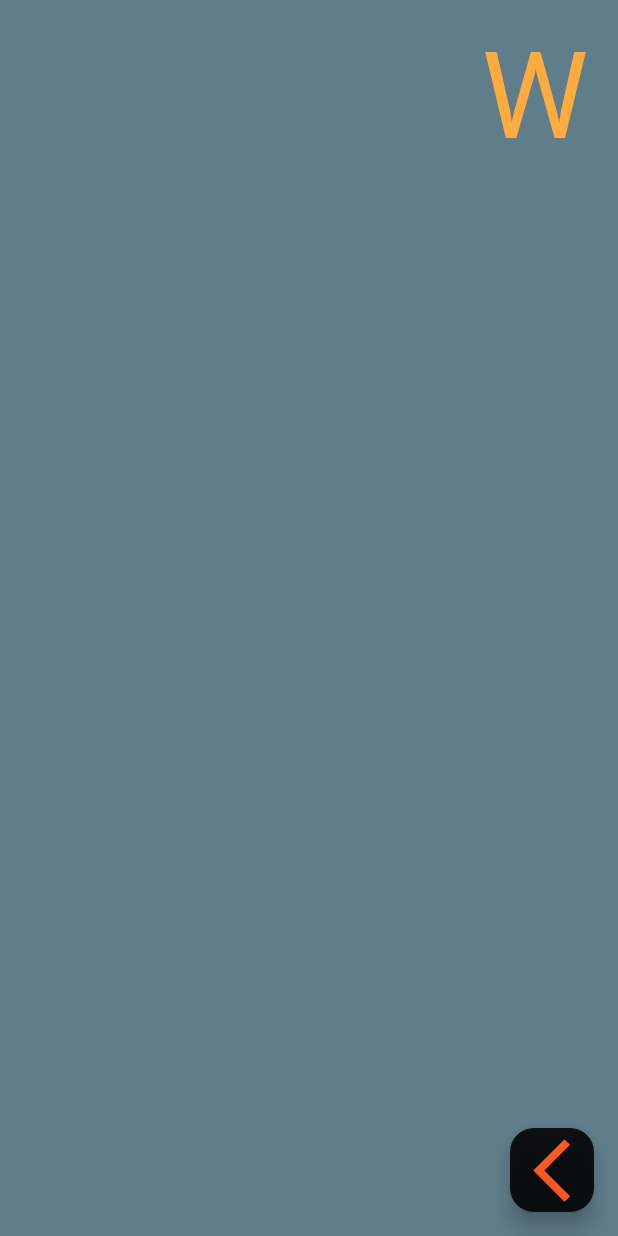
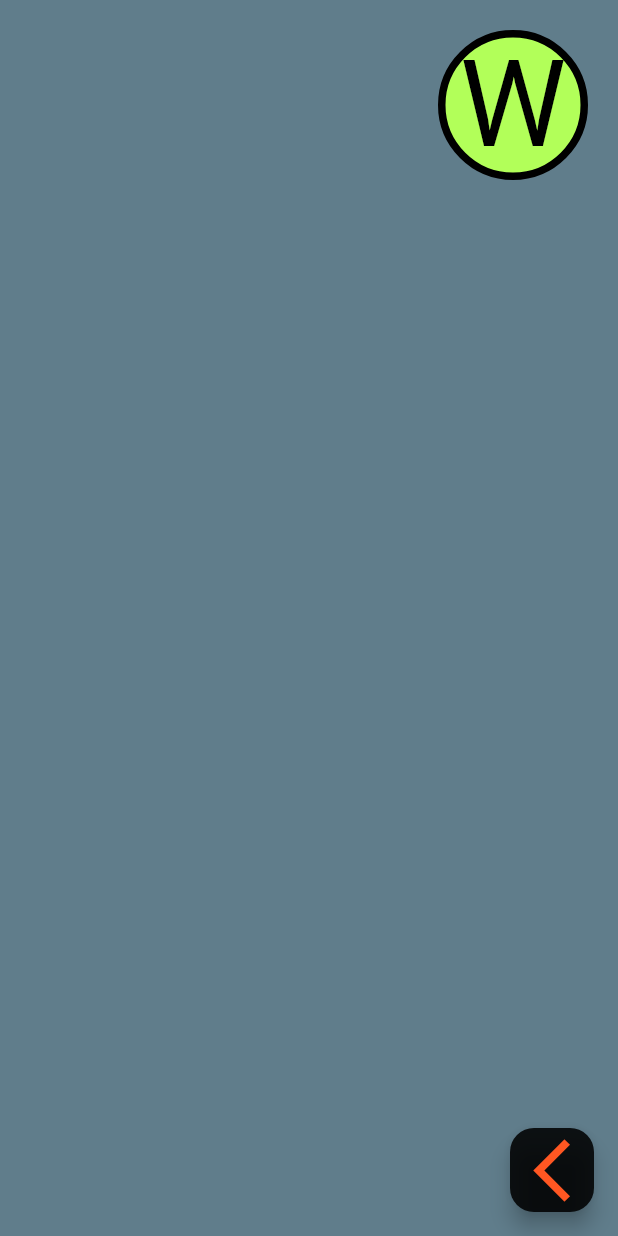
Before and after one commit to vogelFritz/tutti_frutti, a Flutter app: the GameScreen screen opened by its route, on a phone screen of 412 x 824 dp. Run offline on Flutter 3.47's test engine with Material 3 defaults, Android fonts, the phone set to English and light mode, and no system bars; our stand-ins replace flutter_riverpod, go_router.

Commit message:
Letra modificada

```diff
--- a/lib/presentation/screens/game/game_screen.dart
+++ b/lib/presentation/screens/game/game_screen.dart
@@ -1,5 +1,3 @@
-import 'dart:ui';
-
 import 'package:flutter/material.dart';
 import 'package:flutter_riverpod/flutter_riverpod.dart';
 import 'dart:math';
@@ -28,12 +26,23 @@ class GameScreen extends ConsumerWidget {
               child: _CustomColumn(fields: fields),
             )),
         Align(
-            alignment: Alignment.topRight,
-            child: Padding(
-              padding: const EdgeInsets.all(20.0),
+          alignment: Alignment.topRight,
+          child: Padding(
+            padding: const EdgeInsets.all(20),
+            child: Container(
+              alignment: Alignment.center,
+              decoration: BoxDecoration(
+                border: Border.all(color: Colors.black, width: 5),
+                color: Colors.lightGreenAccent,
+                shape: BoxShape.circle,
+              ),
+              width: 100,
+              height: 100,
               child: Text(alphabet[random.nextInt(alphabet.length)],
-                  style: displayLarge),
-            )),
+                  style: displayLarge!.copyWith(color: Colors.black)),
+            ),
+          ),
+        ),
       ]),
       floatingActionButton: const GoBackButton(),
     );
```
